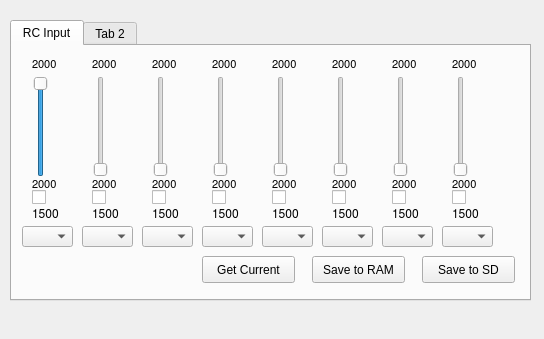
The window that ground/src/plugins/config/settingswidget.ui (openpilot/OpenPilot) describes before a commit, drawn with Qt 5.
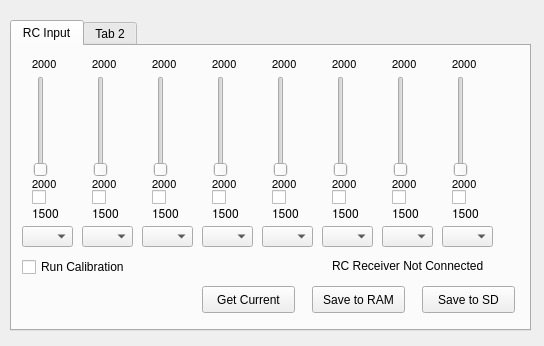
The same window after the commit.

Commit message: OP-38 Working version of the RC Receiver calibration tab: lets you calibrate the Min/Max/Neutral values of the OP receiver inputs in just a few seconds. Binding of channel to action is not done yet, but save to SD works.

Patch:
```diff
--- a/ground/src/plugins/config/settingswidget.ui
+++ b/ground/src/plugins/config/settingswidget.ui
@@ -7,7 +7,7 @@
     <x>0</x>
     <y>0</y>
     <width>544</width>
-    <height>339</height>
+    <height>346</height>
    </rect>
   </property>
   <property name="windowTitle">
@@ -19,7 +19,7 @@
      <x>10</x>
      <y>20</y>
      <width>521</width>
-     <height>281</height>
+     <height>311</height>
     </rect>
    </property>
    <widget class="QWidget" name="tab">
@@ -214,7 +214,7 @@
      <property name="geometry">
       <rect>
        <x>190</x>
-       <y>210</y>
+       <y>240</y>
        <width>93</width>
        <height>27</height>
       </rect>
@@ -354,7 +354,7 @@
      <property name="geometry">
       <rect>
        <x>410</x>
-       <y>210</y>
+       <y>240</y>
        <width>93</width>
        <height>27</height>
       </rect>
@@ -418,7 +418,7 @@
      <property name="geometry">
       <rect>
        <x>300</x>
-       <y>210</y>
+       <y>240</y>
        <width>93</width>
        <height>27</height>
       </rect>
@@ -682,7 +682,7 @@
       </rect>
      </property>
      <property name="maximum">
-      <number>0</number>
+      <number>99</number>
      </property>
      <property name="orientation">
       <enum>Qt::Vertical</enum>
@@ -860,6 +860,36 @@
       </rect>
      </property>
     </widget>
+    <widget class="QCheckBox" name="doRCInputCalibration">
+     <property name="geometry">
+      <rect>
+       <x>10</x>
+       <y>210</y>
+       <width>131</width>
+       <height>22</height>
+      </rect>
+     </property>
+     <property name="toolTip">
+      <string>Start calibrating the RC Inputs.
+Uncheck/Check to restart calibration.</string>
+     </property>
+     <property name="text">
+      <string>Run Calibration</string>
+     </property>
+    </widget>
+    <widget class="QLabel" name="RCInputConnected">
+     <property name="geometry">
+      <rect>
+       <x>320</x>
+       <y>210</y>
+       <width>181</width>
+       <height>20</height>
+      </rect>
+     </property>
+     <property name="text">
+      <string>RC Receiver Not Connected</string>
+     </property>
+    </widget>
    </widget>
    <widget class="QWidget" name="tab_2">
     <attribute name="title">
```
Left out of the diff: 276 changed lines with no effect on the pictures. The commit also changes 2 other files.
